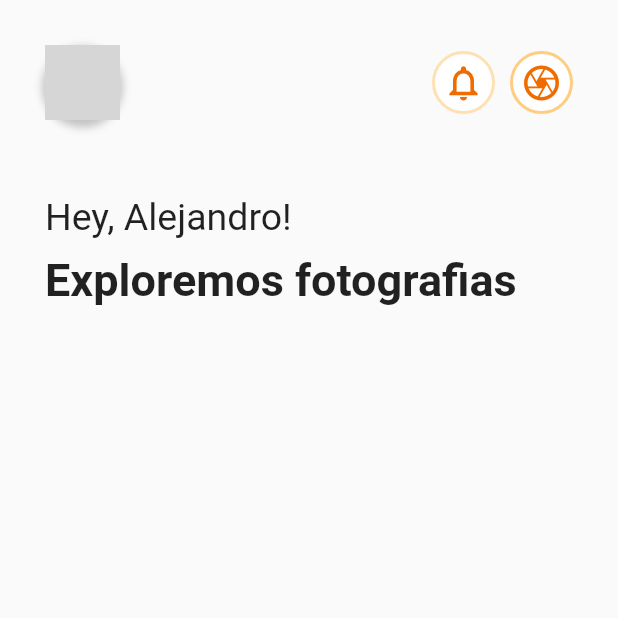
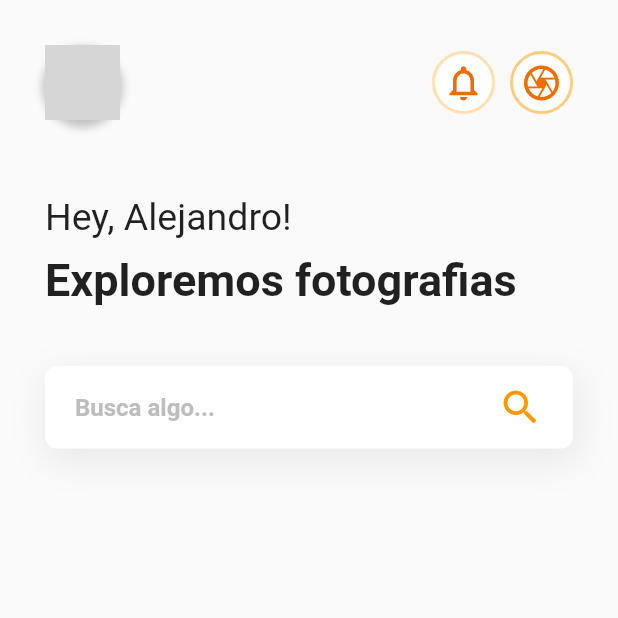
Before and after one commit to aledevme/flutterspeak, a Flutter app: the screen it shows after launch, on a phone screen of 412 x 824 dp, the top half of it. Run offline on Flutter 3.47's test engine with Material 2 defaults, Android fonts, the phone set to English and light mode, and no system bars; network calls fail; grey boxes are pictures that could not be loaded.

Commit message:
🔎 adding search field

```diff
--- a/lib/screens/home.dart
+++ b/lib/screens/home.dart
@@ -17,7 +17,8 @@ class _HomeState extends State<Home> {
             crossAxisAlignment: CrossAxisAlignment.start,
             children: [
               Header(),
-              helloMessage(name: 'Alejandro', message: 'Exploremos fotografias')
+              helloMessage(name: 'Alejandro', message: 'Exploremos fotografias'),
+              searchField()
             ],
           ),
         )
@@ -47,5 +48,49 @@ class _HomeState extends State<Home> {
     );
   }
 
+  Widget searchField(){
+    return Container(
+      margin: EdgeInsets.symmetric(
+        vertical: 20,
+        horizontal: 30
+      ),
+      decoration: BoxDecoration(
+        color: Colors.white,
+        borderRadius: BorderRadius.circular(8),
+        boxShadow: [
+          BoxShadow(
+            color: Colors.grey.withOpacity(0.2),
+            spreadRadius: 1,
+            blurRadius: 20,
+            offset: Offset(2,7), // changes position of shadow
+          ),
+        ]
+      ),
+      child: TextField(
+        decoration: InputDecoration(
+          contentPadding: EdgeInsets.symmetric(
+            horizontal: 20,
+            vertical: 18
+          ),
 
+          suffixIcon: Padding(
+            padding: EdgeInsets.only(
+              right: 20
+            ),
+            child: Icon(Icons.search, size: 30, color: Colors.orange),
+          ),
+          border: InputBorder.none,
+          enabledBorder: OutlineInputBorder(
+            borderSide: BorderSide.none,
+            borderRadius: BorderRadius.circular(10)
+          ),
+          hintStyle: TextStyle(
+            fontWeight: FontWeight.w700,
+            color: Colors.grey[400]
+          ),
+          hintText: 'Busca algo...'
+        ),
+      ),
+    );
+  }
 }
```
